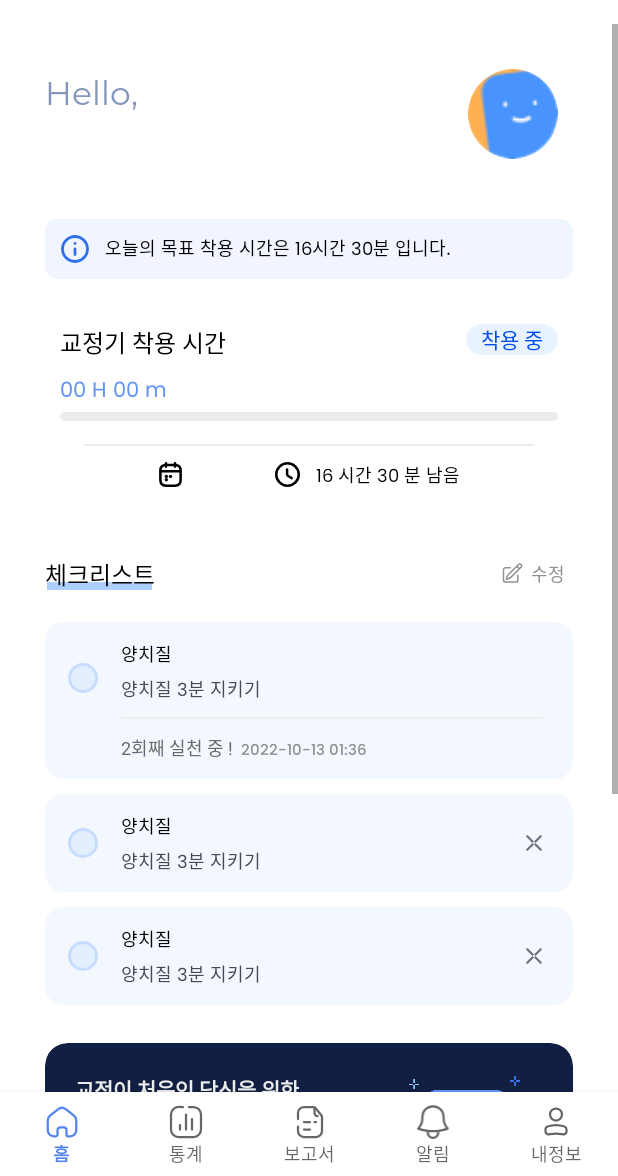
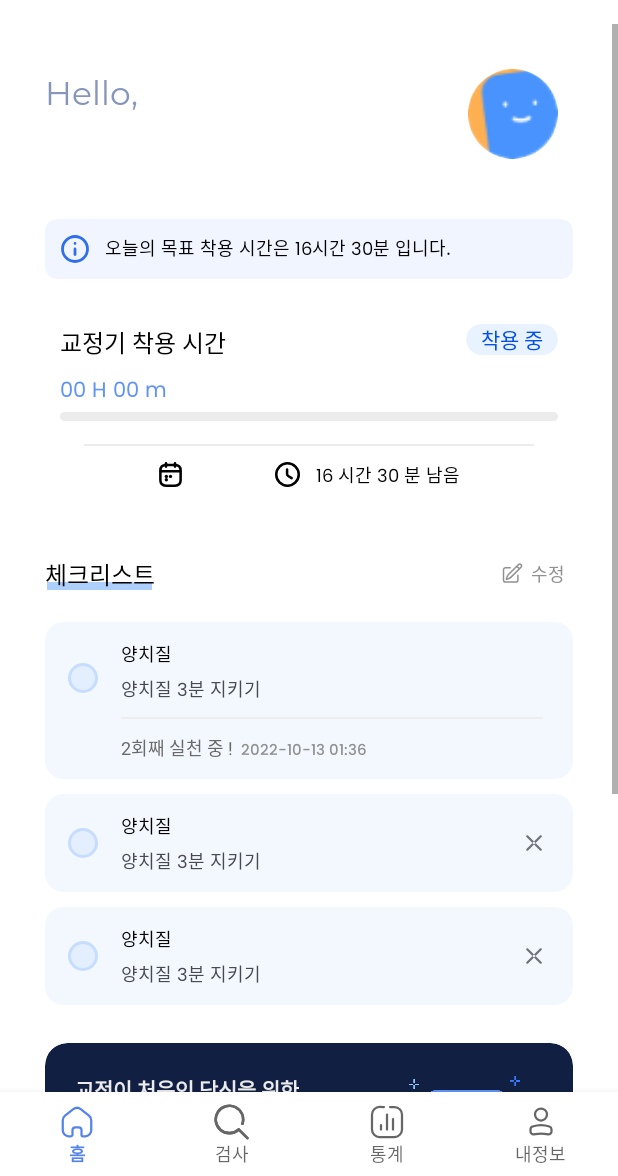
Before and after one commit to DEU-ToothFairy/ToothFairy_Client, an Android app: the MainActivity screen opened directly, with no data from a screen before it, on a phone screen of 412 x 824 dp, the part 60-1236 px from its top. Run offline under Robolectric (Android 15) with nearby library versions, the phone set to English and light mode, and no system bars; our stand-ins replace data binding; plain views replace ArcProgress; 4 statements that could not run were skipped.

Commit message:
UPDATE : 네비게이션 바 메뉴 수정 및 프래그먼트 전환 코드 수정

```diff
--- a/app/src/main/java/com/example/toothfairy/view/activity/MainActivity.kt
+++ b/app/src/main/java/com/example/toothfairy/view/activity/MainActivity.kt
@@ -42,10 +42,11 @@ class MainActivity : AppCompatActivity() {
     private var statsFragment:StatsFragment? = null
     private var reportFragment:ReportFragment? = null
     private var profileFragment:ProfileFragment? = null
+
     private var fragmentMap: HashMap<Int, Fragment?>? = hashMapOf(
             R.id.menu_home to homeFragment,
             R.id.menu_stastics to statsFragment,
-            R.id.menu_report to reportFragment,
+            R.id.menu_examine to reportFragment,
             R.id.menu_profile to profileFragment
         )
 
@@ -159,14 +160,7 @@ class MainActivity : AppCompatActivity() {
     private fun initBottomNavibar() {
         bind.bottomNavigation.run {
             setOnNavigationItemSelectedListener {
-                var fragment = when (it.itemId) {
-                    R.id.menu_home -> changetFragment(R.id.menu_home)
-                    R.id.menu_stastics -> changetFragment(R.id.menu_stastics)
-                    R.id.menu_report -> changetFragment(R.id.menu_report)
-                    R.id.menu_notice -> changetFragment(R.id.menu_notice)
-                    R.id.menu_profile -> changetFragment(R.id.menu_profile)
-                    else -> changetFragment(R.id.menu_home)
-                }
+                changetFragment(it.itemId)
 
                 // OnNavigationItemSelectedListner의 반환 값 (람다 함수 형식이라 마지막 라인이 반환 값이 됨)
                 true
@@ -192,8 +186,7 @@ class MainActivity : AppCompatActivity() {
         return when (fragmentId) {
             R.id.menu_home -> HomeFragment()
             R.id.menu_stastics -> StatsFragment()
-            R.id.menu_report -> ReportFragment()
-            R.id.menu_notice -> ProfileFragment()
+            R.id.menu_examine -> ProfileFragment()
             R.id.menu_profile -> ProfileFragment()
             else -> HomeFragment()
         }
--- a/app/src/main/java/com/example/toothfairy/view/fragment/ProfileFragment.kt
+++ b/app/src/main/java/com/example/toothfairy/view/fragment/ProfileFragment.kt
@@ -54,6 +54,14 @@ class ProfileFragment : Fragment() {
         addLogoutBtnEvent()
         makeRadarChart()
 
+        bind.reportBtn.setOnClickListener {
+            requireActivity().supportFragmentManager
+                .beginTransaction()
+                .replace(R.id.frameLayout, ReportFragment())
+                .addToBackStack(null)
+                .commit()
+        }
+
         bind.faqBtn.setOnClickListener(View.OnClickListener {
             requireActivity().supportFragmentManager
                 .beginTransaction()
@@ -67,7 +75,7 @@ class ProfileFragment : Fragment() {
 
     private fun addLogoutBtnEvent(){
         // 로그아웃 클릭 이벤트
-        bind?.logoutBtn?.setOnClickListener { v: View? ->
+        bind.logoutBtn.setOnClickListener { v: View? ->
             // autuLogin 이름의 Preferences를 가져옴
             val prefs = this.requireActivity().getSharedPreferences("autoLogin", Context.MODE_PRIVATE)
 
--- /dev/null
+++ b/app/src/main/res/drawable/ic_search_2.xml
@@ -0,0 +1,34 @@
+<vector xmlns:android="http://schemas.android.com/apk/res/android"
+    android:width="21dp"
+    android:height="21dp"
+    android:viewportWidth="21"
+    android:viewportHeight="21">
+  <path
+      android:pathData="M16.583,11.549C17.204,9.702 17.129,7.692 16.373,5.896C15.617,4.1 14.231,2.641 12.476,1.795C10.721,0.948 8.717,0.771 6.841,1.297C4.964,1.823 3.345,3.016 2.285,4.651C1.226,6.287 0.8,8.253 1.088,10.18C1.375,12.108 2.356,13.864 3.847,15.119C5.337,16.374 7.235,17.042 9.183,16.998C11.131,16.953 12.996,16.199 14.427,14.877"
+      android:strokeLineJoin="round"
+      android:strokeWidth="1.5"
+      android:fillColor="#00000000"
+      android:strokeColor="#ffffff"
+      android:strokeLineCap="round"/>
+  <path
+      android:pathData="M16.583,11.549C17.204,9.702 17.129,7.692 16.373,5.896C15.617,4.1 14.231,2.641 12.476,1.795C10.721,0.948 8.717,0.771 6.841,1.297C4.964,1.823 3.345,3.016 2.285,4.651C1.226,6.287 0.8,8.253 1.088,10.18C1.375,12.108 2.356,13.864 3.847,15.119C5.337,16.374 7.235,17.042 9.183,16.998C11.131,16.953 12.996,16.199 14.427,14.877"
+      android:strokeLineJoin="round"
+      android:strokeWidth="1.5"
+      android:fillColor="#00000000"
+      android:strokeColor="#4780EE"
+      android:strokeLineCap="round"/>
+  <path
+      android:pathData="M14.5,14.958L19.5,19.958"
+      android:strokeLineJoin="round"
+      android:strokeWidth="1.5"
+      android:fillColor="#00000000"
+      android:strokeColor="#ffffff"
+      android:strokeLineCap="round"/>
+  <path
+      android:pathData="M14.5,14.958L19.5,19.958"
+      android:strokeLineJoin="round"
+      android:strokeWidth="1.5"
+      android:fillColor="#00000000"
+      android:strokeColor="#4780EE"
+      android:strokeLineCap="round"/>
+</vector>
--- a/app/src/main/res/menu/navigation_menu.xml
+++ b/app/src/main/res/menu/navigation_menu.xml
@@ -9,25 +9,26 @@
         />
 
     <item
+        android:id="@+id/menu_examine"
+        android:enabled = "true"
+        android:icon="@drawable/ic_search_2"
+        android:title="검사"
+        />
+
+    <item
         android:id="@+id/menu_stastics"
         android:enabled = "true"
         android:icon="@drawable/ic_graph"
         android:title="통계"
         />
 
-    <item
-        android:id="@+id/menu_report"
-        android:enabled = "true"
-        android:icon="@drawable/ic_report"
-        android:title="보고서"
-        />
 
-    <item
-        android:id="@+id/menu_notice"
-        android:enabled = "true"
-        android:icon="@drawable/ic_bell"
-        android:title="알림"
-        />
+<!--    <item-->
+<!--        android:id="@+id/menu_notice"-->
+<!--        android:enabled = "true"-->
+<!--        android:icon="@drawable/ic_bell"-->
+<!--        android:title="알림"-->
+<!--        />-->
 
     <item
         android:id="@+id/menu_profile"
```
